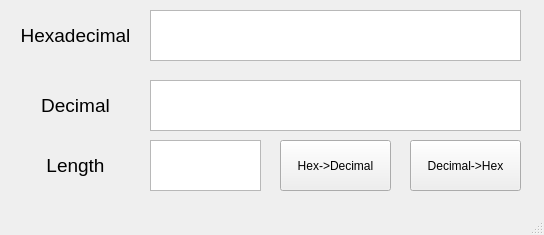
Qt form display.ui (DanteSivo/HexBinaryConverter) before a commit.
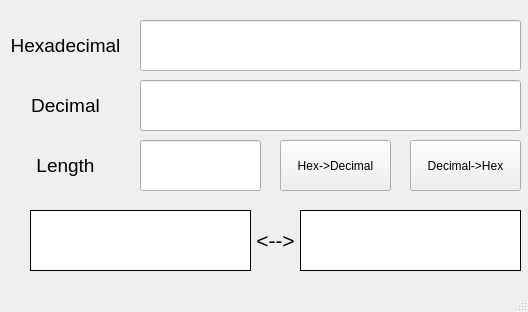
The same form after that commit.

Commit message: Basic implementation with the button and checking. Proper implementation of HexToDec is still being developed

The edit to the form file:
```diff
--- a/display.ui
+++ b/display.ui
@@ -6,39 +6,22 @@
    <rect>
     <x>0</x>
     <y>0</y>
-    <width>544</width>
-    <height>235</height>
+    <width>528</width>
+    <height>312</height>
    </rect>
   </property>
   <property name="windowTitle">
    <string>MainWindow</string>
   </property>
+  <property name="autoFillBackground">
+   <bool>true</bool>
+  </property>
   <widget class="QWidget" name="centralwidget">
-   <widget class="QTextBrowser" name="HexText">
-    <property name="geometry">
-     <rect>
-      <x>150</x>
-      <y>10</y>
-      <width>371</width>
-      <height>51</height>
-     </rect>
-    </property>
-   </widget>
-   <widget class="QTextBrowser" name="DecText">
-    <property name="geometry">
-     <rect>
-      <x>150</x>
-      <y>80</y>
-      <width>371</width>
-      <height>51</height>
-     </rect>
-    </property>
-   </widget>
    <widget class="QLabel" name="HexLabel">
     <property name="geometry">
      <rect>
-      <x>20</x>
-      <y>20</y>
+      <x>10</x>
+      <y>30</y>
       <width>111</width>
       <height>31</height>
      </rect>
@@ -58,7 +41,7 @@
    <widget class="QLabel" name="DecLabel">
     <property name="geometry">
      <rect>
-      <x>20</x>
+      <x>10</x>
       <y>90</y>
       <width>111</width>
       <height>31</height>
@@ -102,20 +85,10 @@
      <string>Decimal-&gt;Hex</string>
     </property>
    </widget>
-   <widget class="QTextBrowser" name="LegnthText">
-    <property name="geometry">
-     <rect>
-      <x>150</x>
-      <y>140</y>
-      <width>111</width>
-      <height>51</height>
-     </rect>
-    </property>
-   </widget>
    <widget class="QLabel" name="LengthLabel">
     <property name="geometry">
      <rect>
-      <x>20</x>
+      <x>10</x>
       <y>150</y>
       <width>111</width>
       <height>31</height>
@@ -133,6 +106,122 @@
      <set>Qt::AlignCenter</set>
     </property>
    </widget>
+   <widget class="QLabel" name="HexResult">
+    <property name="geometry">
+     <rect>
+      <x>30</x>
+      <y>210</y>
+      <width>221</width>
+      <height>61</height>
+     </rect>
+    </property>
+    <property name="styleSheet">
+     <string notr="true">background-color: rgb(255, 255, 255);</string>
+    </property>
+    <property name="frameShape">
+     <enum>QFrame::Box</enum>
+    </property>
+    <property name="text">
+     <string/>
+    </property>
+    <property name="alignment">
+     <set>Qt::AlignCenter</set>
+    </property>
+   </widget>
+   <widget class="QLabel" name="DecResult">
+    <property name="geometry">
+     <rect>
+      <x>300</x>
+      <y>210</y>
+      <width>221</width>
+      <height>61</height>
+     </rect>
+    </property>
+    <property name="styleSheet">
+     <string notr="true">background-color: rgb(255, 255, 255);</string>
+    </property>
+    <property name="frameShape">
+     <enum>QFrame::Box</enum>
+    </property>
+    <property name="frameShadow">
+     <enum>QFrame::Plain</enum>
+    </property>
+    <property name="text">
+     <string/>
+    </property>
+    <property name="alignment">
+     <set>Qt::AlignCenter</set>
+    </property>
+    <property name="wordWrap">
+     <bool>false</bool>
+    </property>
+   </widget>
+   <widget class="QLabel" name="label">
+    <property name="geometry">
+     <rect>
+      <x>250</x>
+      <y>210</y>
+      <width>51</width>
+      <height>61</height>
+     </rect>
+    </property>
+    <property name="font">
+     <font>
+      <pointsize>16</pointsize>
+     </font>
+    </property>
+    <property name="text">
+     <string>&lt;--&gt;</string>
+    </property>
+    <property name="alignment">
+     <set>Qt::AlignCenter</set>
+    </property>
+   </widget>
+   <widget class="QLineEdit" name="DecText">
+    <property name="geometry">
+     <rect>
+      <x>140</x>
+      <y>80</y>
+      <width>381</width>
+      <height>51</height>
+     </rect>
+    </property>
+    <property name="layoutDirection">
+     <enum>Qt::LeftToRight</enum>
+    </property>
+    <property name="alignment">
+     <set>Qt::AlignCenter</set>
+    </property>
+   </widget>
+   <widget class="QLineEdit" name="HexText">
+    <property name="geometry">
+     <rect>
+      <x>140</x>
+      <y>20</y>
+      <width>381</width>
+      <height>51</height>
+     </rect>
+    </property>
+    <property name="alignment">
+     <set>Qt::AlignCenter</set>
+    </property>
+   </widget>
+   <widget class="QLineEdit" name="LengthText">
+    <property name="geometry">
+     <rect>
+      <x>140</x>
+      <y>140</y>
+      <width>121</width>
+      <height>51</height>
+     </rect>
+    </property>
+    <property name="layoutDirection">
+     <enum>Qt::LeftToRight</enum>
+    </property>
+    <property name="alignment">
+     <set>Qt::AlignCenter</set>
+    </property>
+   </widget>
   </widget>
   <widget class="QMenuBar" name="menubar">
    <property name="geometry">
```
Left out of the diff: 6 changed lines with no effect on the pictures. The commit also changes 3 other files.
